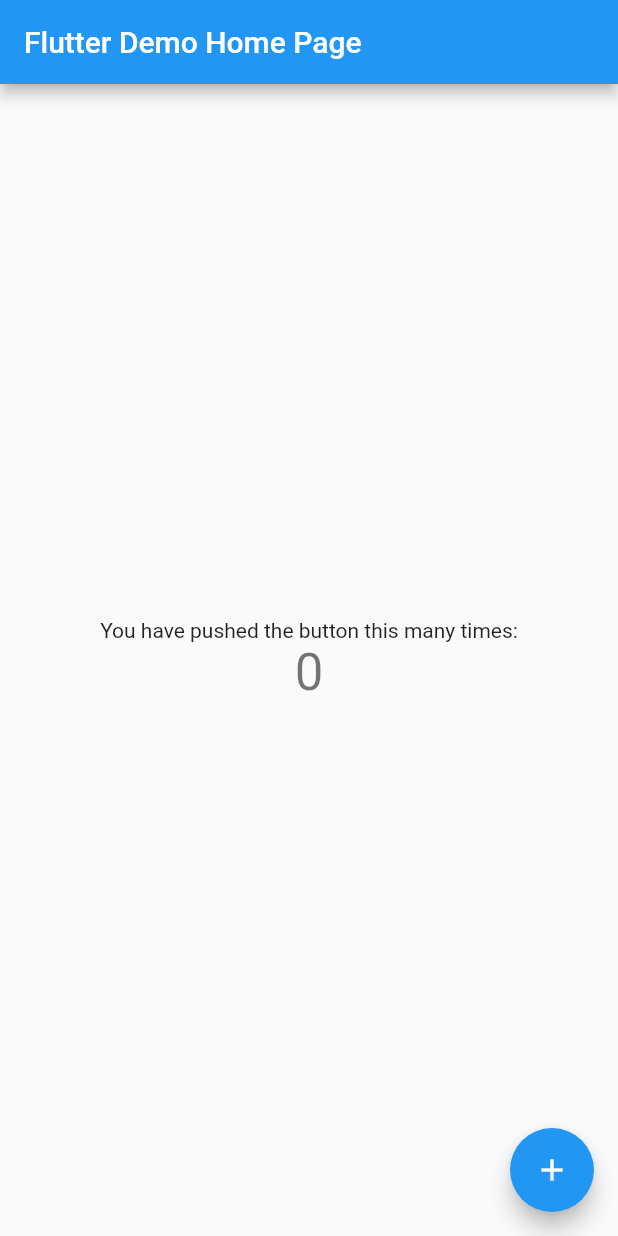
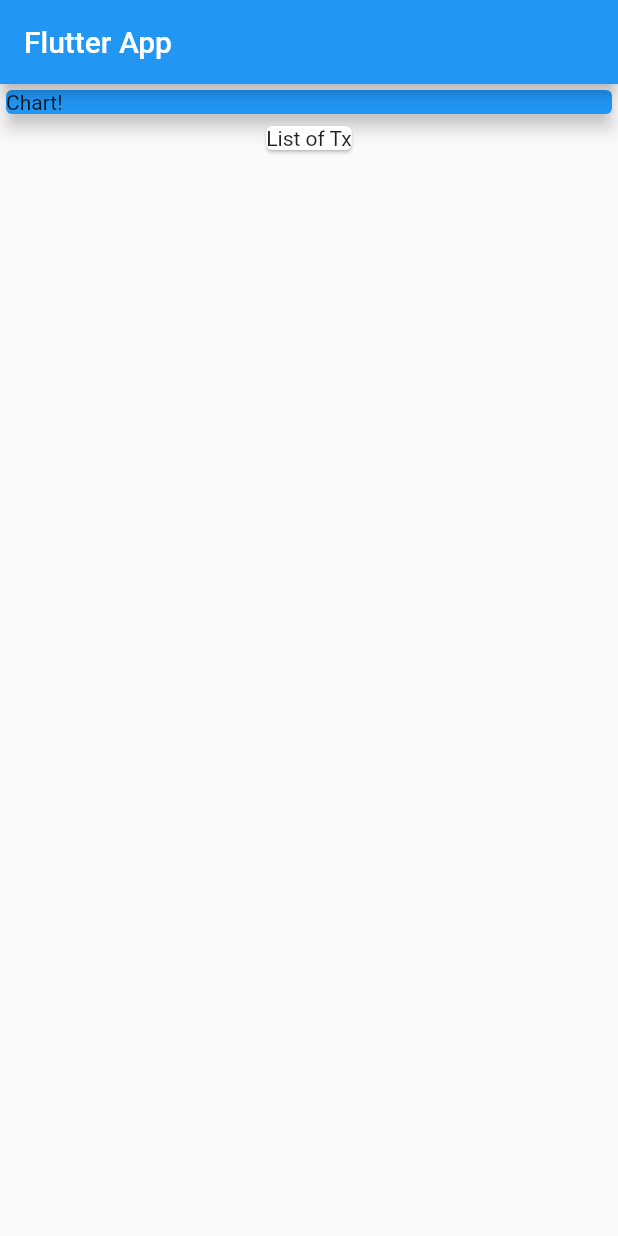
Before and after one commit to kajanthyS/personal_expenses_app, a Flutter app: the screen it shows after launch, on a phone screen of 412 x 824 dp. Run offline on Flutter 3.47's test engine with Material 2 defaults, Android fonts, the phone set to English and light mode, and no system bars.

Commit message:
added cards

```diff
--- a/lib/main.dart
+++ b/lib/main.dart
@@ -8,104 +8,33 @@ class MyApp extends StatelessWidget {
   Widget build(BuildContext context) {
     return MaterialApp(
       title: 'Flutter Demo',
-      theme: ThemeData(
-        // This is the theme of your application.
-        //
-        // Try running your application with "flutter run". You'll see the
-        // application has a blue toolbar. Then, without quitting the app, try
-        // changing the primarySwatch below to Colors.green and then invoke
-        // "hot reload" (press "r" in the console where you ran "flutter run",
-        // or simply save your changes to "hot reload" in a Flutter IDE).
-        // Notice that the counter didn't reset back to zero; the application
-        // is not restarted.
-        primarySwatch: Colors.blue,
-      ),
-      home: MyHomePage(title: 'Flutter Demo Home Page'),
+      home: MyHomePage(),
     );
   }
 }
 
-class MyHomePage extends StatefulWidget {
-  MyHomePage({Key key, this.title}) : super(key: key);
-
-  // This widget is the home page of your application. It is stateful, meaning
-  // that it has a State object (defined below) that contains fields that affect
-  // how it looks.
-
-  // This class is the configuration for the state. It holds the values (in this
-  // case the title) provided by the parent (in this case the App widget) and
-  // used by the build method of the State. Fields in a Widget subclass are
-  // always marked "final".
-
-  final String title;
-
-  @override
-  _MyHomePageState createState() => _MyHomePageState();
-}
-
-class _MyHomePageState extends State<MyHomePage> {
-  int _counter = 0;
-
-  void _incrementCounter() {
-    setState(() {
-      // This call to setState tells the Flutter framework that something has
-      // changed in this State, which causes it to rerun the build method below
-      // so that the display can reflect the updated values. If we changed
-      // _counter without calling setState(), then the build method would not be
-      // called again, and so nothing would appear to happen.
-      _counter++;
-    });
-  }
-
+class MyHomePage extends StatelessWidget {
   @override
   Widget build(BuildContext context) {
-    // This method is rerun every time setState is called, for instance as done
-    // by the _incrementCounter method above.
-    //
-    // The Flutter framework has been optimized to make rerunning build methods
-    // fast, so that you can just rebuild anything that needs updating rather
-    // than having to individually change instances of widgets.
     return Scaffold(
       appBar: AppBar(
-        // Here we take the value from the MyHomePage object that was created by
-        // the App.build method, and use it to set our appbar title.
-        title: Text(widget.title),
+        title: Text('Flutter App'),
       ),
-      body: Center(
-        // Center is a layout widget. It takes a single child and positions it
-        // in the middle of the parent.
-        child: Column(
-          // Column is also a layout widget. It takes a list of children and
-          // arranges them vertically. By default, it sizes itself to fit its
-          // children horizontally, and tries to be as tall as its parent.
-          //
-          // Invoke "debug painting" (press "p" in the console, choose the
-          // "Toggle Debug Paint" action from the Flutter Inspector in Android
-          // Studio, or the "Toggle Debug Paint" command in Visual Studio Code)
-          // to see the wireframe for each widget.
-          //
-          // Column has various properties to control how it sizes itself and
-          // how it positions its children. Here we use mainAxisAlignment to
-          // center the children vertically; the main axis here is the vertical
-          // axis because Columns are vertical (the cross axis would be
-          // horizontal).
-          mainAxisAlignment: MainAxisAlignment.center,
-          children: <Widget>[
-            Text(
-              'You have pushed the button this many times:',
+      body: Column(
+        children: <Widget> [
+          Container(
+            width: double.infinity,
+            child: Card(
+              color: Colors.blue,
+              child: Text('Chart!'),
+              elevation: 5,
             ),
-            Text(
-              '$_counter',
-              style: Theme.of(context).textTheme.display1,
-            ),
-          ],
-        ),
+          ),
+        Card(child: Text('List of Tx'),
+
+          ),
+        ],
       ),
-      floatingActionButton: FloatingActionButton(
-        onPressed: _incrementCounter,
-        tooltip: 'Increment',
-        child: Icon(Icons.add),
-      ), // This trailing comma makes auto-formatting nicer for build methods.
     );
   }
 }
```
